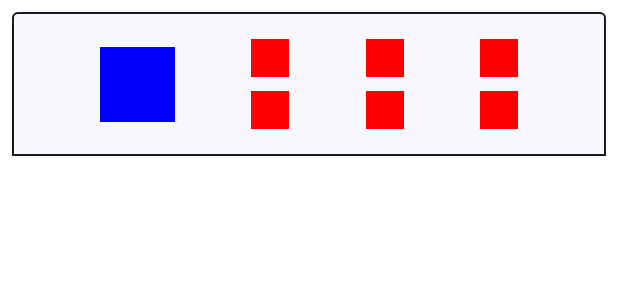
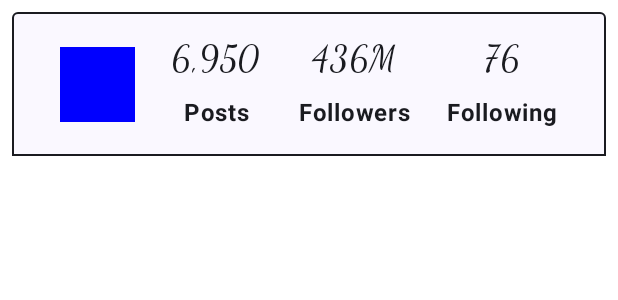
Before and after one commit to 1beattrue/InstagramCardCompose, an Android app built with Jetpack Compose: the @Preview function PreviewCardLight, on a phone screen of 412 x 824 dp. Shown: the top 300 px of the screen. Run offline under Robolectric (Android 15) with nearby library versions, the phone set to English and light mode, and no system bars.

Commit message:
Настройка текста

```diff
--- a/app/src/main/java/edu/mirea/onebeattrue/instagramcardcompose/ui/theme/InstagramProfileCard.kt
+++ b/app/src/main/java/edu/mirea/onebeattrue/instagramcardcompose/ui/theme/InstagramProfileCard.kt
@@ -13,13 +13,19 @@ import androidx.compose.foundation.layout.size
 import androidx.compose.foundation.shape.RoundedCornerShape
 import androidx.compose.material3.Card
 import androidx.compose.material3.CardDefaults
+import androidx.compose.material3.DrawerValue
 import androidx.compose.material3.MaterialTheme
+import androidx.compose.material3.Text
 import androidx.compose.runtime.Composable
 import androidx.compose.ui.Alignment
 import androidx.compose.ui.Modifier
 import androidx.compose.ui.graphics.Color
+import androidx.compose.ui.text.TextStyle
+import androidx.compose.ui.text.font.FontFamily
+import androidx.compose.ui.text.font.FontWeight
 import androidx.compose.ui.tooling.preview.Preview
 import androidx.compose.ui.unit.dp
+import androidx.compose.ui.unit.sp
 
 @Composable
 fun InstagramProfileCard() {
@@ -49,35 +55,34 @@ fun InstagramProfileCard() {
             ) {
 
             }
-            TwoBoxes()
-            TwoBoxes()
-            TwoBoxes()
+            UserStatistics(title = "Posts", value = "6,950")
+            UserStatistics(title = "Followers", value = "436M")
+            UserStatistics(title = "Following", value = "76")
         }
     }
 }
 
 @Composable
-private fun TwoBoxes() {
+private fun UserStatistics(
+    title: String,
+    value: String
+) {
     Column(
         modifier = Modifier
             .height(80.dp),
         verticalArrangement = Arrangement.SpaceEvenly,
         horizontalAlignment = Alignment.CenterHorizontally
     ) {
-        Box(
-            modifier = Modifier
-                .background(color = Color.Red)
-                .size(25.dp)
-        ) {
+        Text(
+            text = value,
+            fontFamily = FontFamily.Cursive,
+            fontSize = 24.sp
+        )
 
-        }
-        Box(
-            modifier = Modifier
-                .background(color = Color.Red)
-                .size(25.dp)
-        ) {
-
-        }
+        Text(
+            text = title,
+            fontWeight = FontWeight.Bold
+        )
     }
 }
 
```
Also changed, not shown: app/src/main/java/edu/mirea/onebeattrue/instagramcardcompose/MainActivity.kt (+0 -17 lines).
